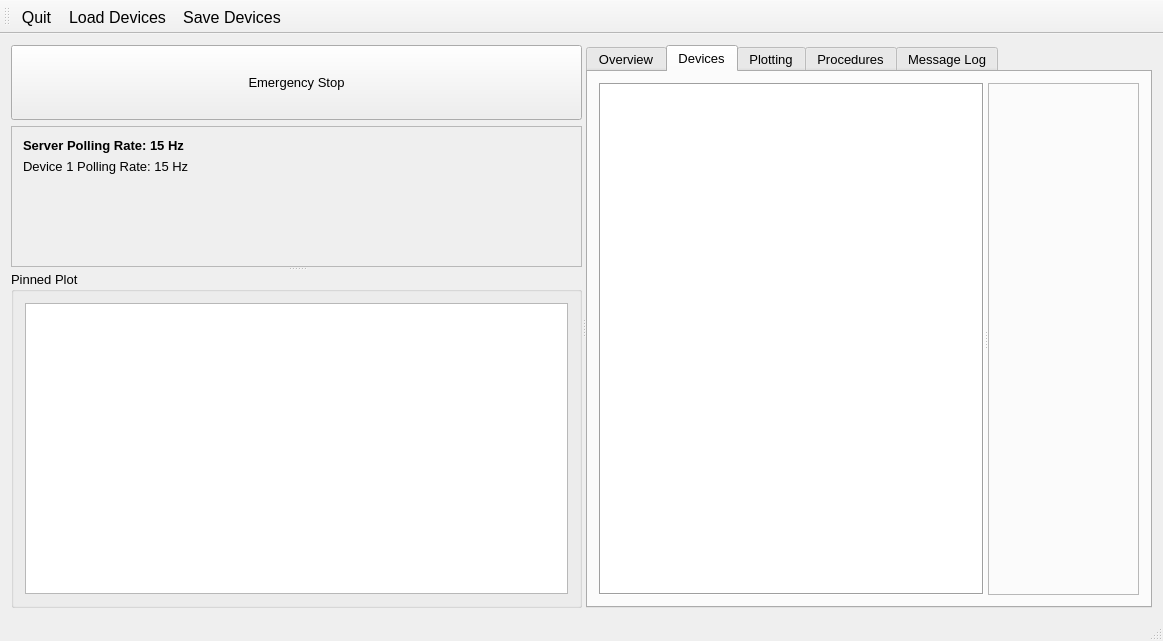
Above: Software/ControlSystem/qt/designer/MainWindow.ui from DanielWinklehner/Ion-Source-Control-System before the change. Below: the same form after it.
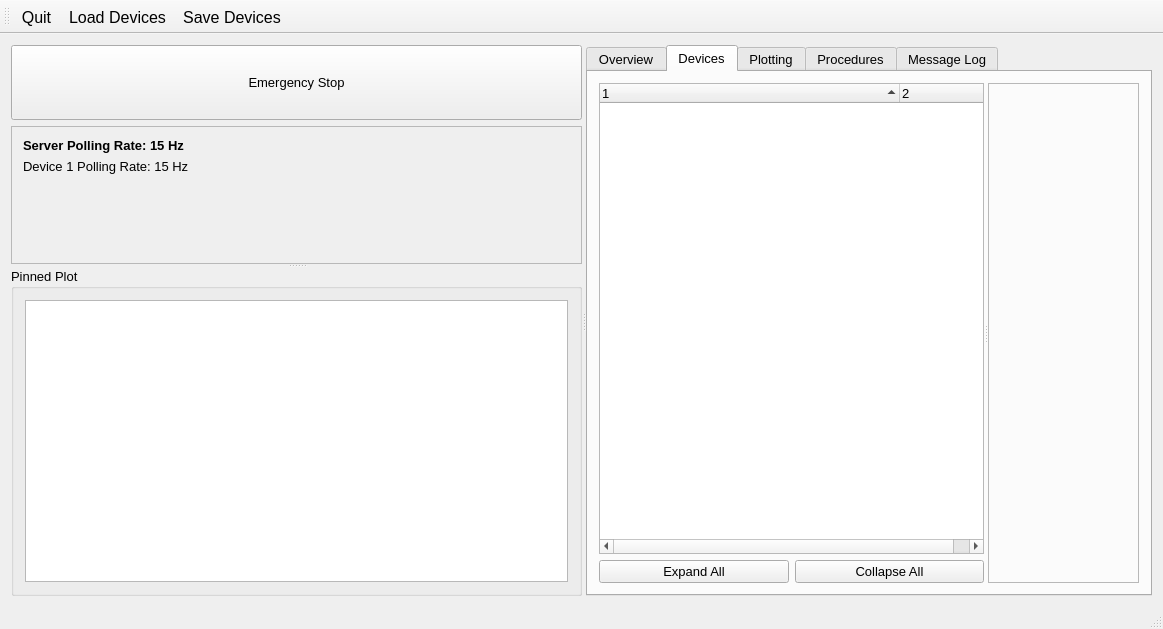
That is the form after the change. The open tabs and pages were chosen to show the change. Custom widgets are drawn as their Qt base class.

Commit message: Working on device page

```diff
--- a/Software/ControlSystem/qt/designer/MainWindow.ui
+++ b/Software/ControlSystem/qt/designer/MainWindow.ui
@@ -7,7 +7,7 @@
     <x>0</x>
     <y>0</y>
     <width>1163</width>
-    <height>641</height>
+    <height>629</height>
    </rect>
   </property>
   <property name="font">
@@ -336,10 +336,77 @@
            <property name="orientation">
             <enum>Qt::Horizontal</enum>
            </property>
-           <widget class="QTreeView" name="treeDevices">
-            <property name="frameShape">
-             <enum>QFrame::Box</enum>
-            </property>
+           <widget class="QWidget" name="">
+            <layout class="QVBoxLayout" name="verticalLayout_4">
+             <property name="leftMargin">
+              <number>0</number>
+             </property>
+             <property name="topMargin">
+              <number>0</number>
+             </property>
+             <property name="rightMargin">
+              <number>0</number>
+             </property>
+             <property name="bottomMargin">
+              <number>0</number>
+             </property>
+             <item>
+              <widget class="QTreeWidget" name="treeDevices">
+               <property name="sortingEnabled">
+                <bool>true</bool>
+               </property>
+               <property name="columnCount">
+                <number>2</number>
+               </property>
+               <attribute name="headerDefaultSectionSize">
+                <number>300</number>
+               </attribute>
+               <column>
+                <property name="text">
+                 <string notr="true">1</string>
+                </property>
+               </column>
+               <column>
+                <property name="text">
+                 <string notr="true">2</string>
+                </property>
+               </column>
+              </widget>
+             </item>
+             <item>
+              <layout class="QHBoxLayout" name="horizontalLayout">
+               <property name="sizeConstraint">
+                <enum>QLayout::SetDefaultConstraint</enum>
+               </property>
+               <property name="leftMargin">
+                <number>0</number>
+               </property>
+               <property name="topMargin">
+                <number>0</number>
+               </property>
+               <property name="rightMargin">
+                <number>0</number>
+               </property>
+               <property name="bottomMargin">
+                <number>0</number>
+               </property>
+               <item>
+                <widget class="QPushButton" name="btnExpand">
+                 <property name="text">
+                  <string>Expand All</string>
+                 </property>
+                </widget>
+               </item>
+               <item>
+                <widget class="QPushButton" name="btnCollapse">
+                 <property name="text">
+                  <string>Collapse All</string>
+                 </property>
+                </widget>
+               </item>
+              </layout>
+             </item>
+            </layout>
            </widget>
            <widget class="QFrame" name="frame">
             <property name="frameShape">
```
Left out of the diff: 12 changed lines with no effect on the pictures. The commit also changes 3 other files.
